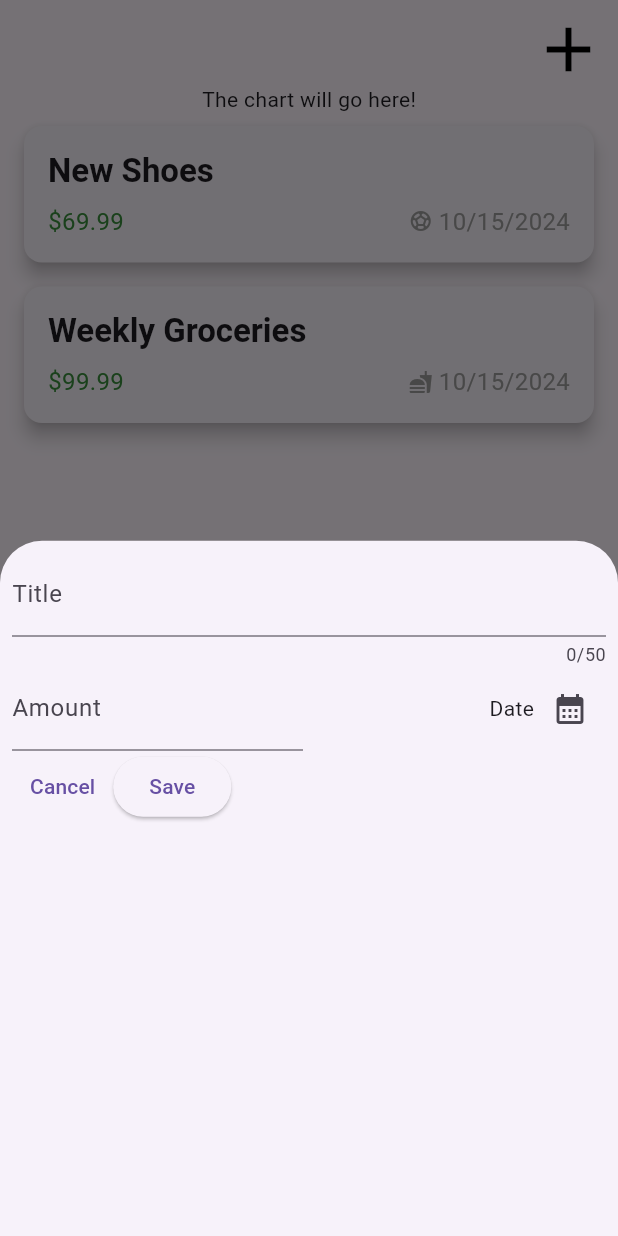
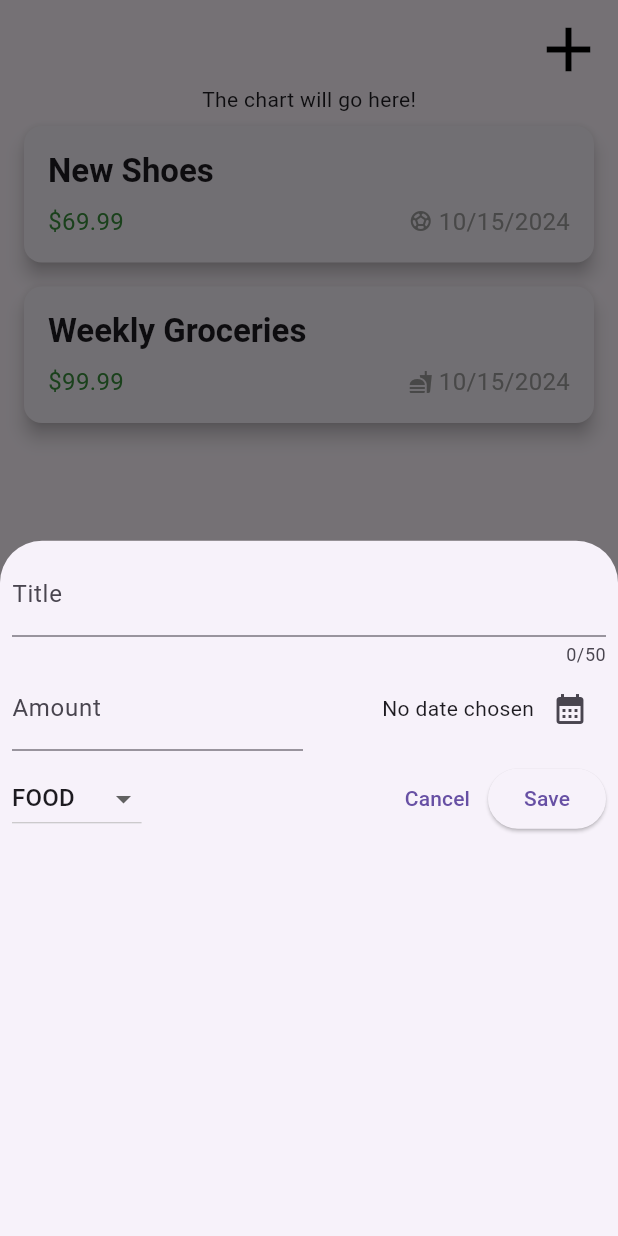
Before and after one commit to MichalMatu/expense_tracker, a Flutter app: the screen it shows after launch, after a tap on the "add" icon, on a phone screen of 412 x 824 dp. Run offline on Flutter 3.47's test engine with Material 3 defaults, Android fonts, the phone set to English and light mode, and no system bars.

Commit message:
dropdown created

```diff
--- a/lib/widgets/new_expense.dart
+++ b/lib/widgets/new_expense.dart
@@ -1,4 +1,5 @@
 import 'package:flutter/material.dart';
+import 'package:expense_tracker/models/expense.dart';
 
 class NewExpense extends StatefulWidget {
   const NewExpense({super.key});
@@ -12,17 +13,23 @@ class NewExpense extends StatefulWidget {
 class _NewExpenseState extends State<NewExpense> {
   final _titleController = TextEditingController();
   final _amountController = TextEditingController();
+  DateTime? _selectedDate;
 
-  void _presentDatePicker() {
+  Category _selectedCategory = Category.food;
+
+  void _presentDatePicker() async {
     final now = DateTime.now();
     final firstDate = DateTime(now.year - 1, now.month, now.day);
 
-    showDatePicker(
+    final pickedDate = await showDatePicker(
       context: context,
       initialDate: now,
       firstDate: firstDate,
       lastDate: now,
     );
+    setState(() {
+      _selectedDate = pickedDate;
+    });
   }
 
   @override
@@ -57,7 +64,9 @@ class _NewExpenseState extends State<NewExpense> {
                 mainAxisAlignment: MainAxisAlignment.end,
                 crossAxisAlignment: CrossAxisAlignment.center,
                 children: [
-                  const Text('Date'),
+                  Text(_selectedDate == null
+                      ? 'No date chosen'
+                      : 'Picked Date: ${formatter.format(_selectedDate!)}'),
                   IconButton(
                     onPressed: _presentDatePicker,
                     icon: const Icon(Icons.calendar_month),
@@ -67,7 +76,26 @@ class _NewExpenseState extends State<NewExpense> {
             ),
           ],
         ),
+        const SizedBox(height: 8),
         Row(children: [
+          DropdownButton(
+              value: _selectedCategory,
+              items: Category.values
+                  .map((category) => DropdownMenuItem(
+                      value: category,
+                      child: Text(category.name.toUpperCase())))
+                  .toList(),
+              onChanged: (value) {
+                setState(() {
+                  if (value == null) {
+                    return;
+                  }
+                  setState(() {
+                    _selectedCategory = value;
+                  });
+                });
+              }),
+          const Spacer(),
           TextButton(
               onPressed: () {
                 Navigator.of(context).pop();
@@ -75,8 +103,8 @@ class _NewExpenseState extends State<NewExpense> {
               child: const Text('Cancel')),
           ElevatedButton(
               onPressed: () {
-                print(_titleController.text);
-                print(_amountController.text);
+                // print(_titleController.text);
+                // print(_amountController.text);
               },
               child: const Text('Save'))
         ])
```
